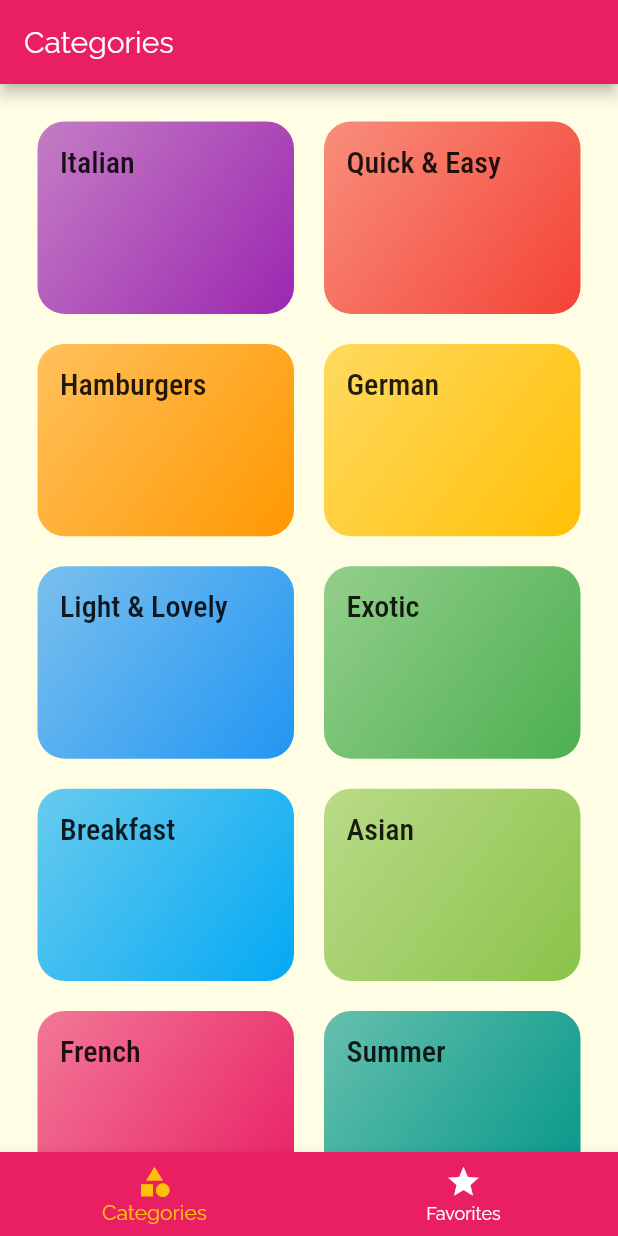
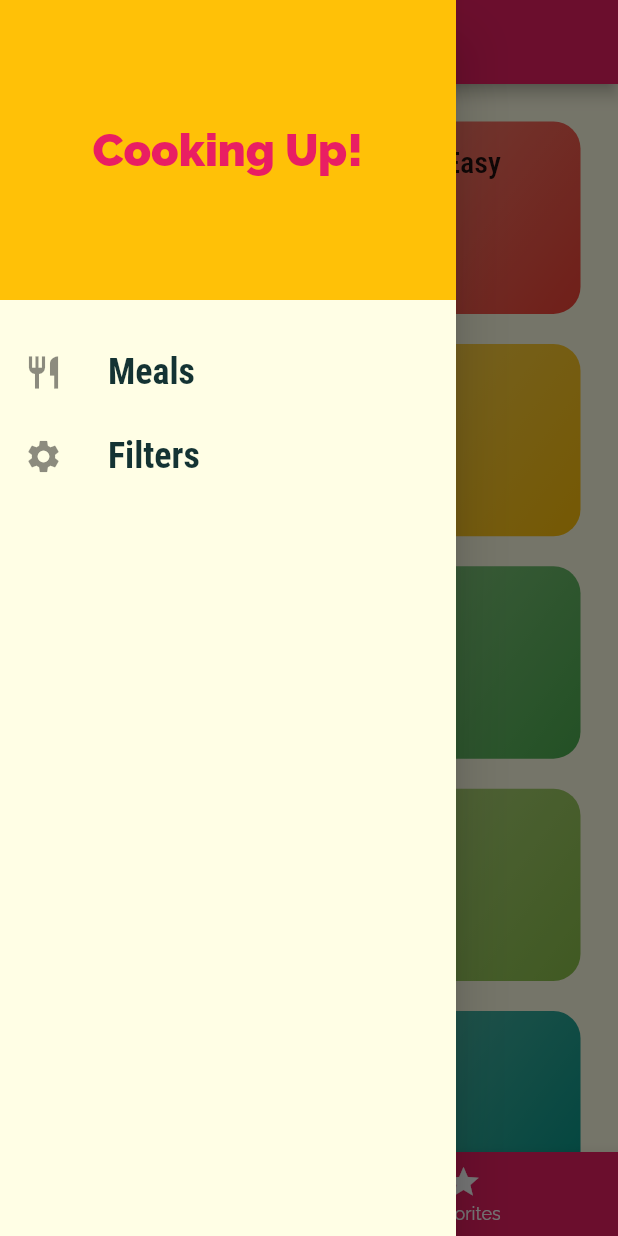
Before and after one commit to ankanSikdar/flutter-meals-app, a Flutter app: the screen it shows after launch, with the side drawer open (before the commit the screen has no drawer), on a phone screen of 412 x 824 dp. Run offline on Flutter 3.47's test engine with Material 2 defaults, Android fonts, the phone set to English and light mode, and no system bars; Roboto replaces fonts that are missing (Roboto Condensed).

Commit message:
Added Main Drawer

```diff
--- a/lib/screens/tabs_screen.dart
+++ b/lib/screens/tabs_screen.dart
@@ -1,6 +1,7 @@
 import 'package:flutter/material.dart';
 import 'package:meals_app/screens/categories_screen.dart';
 import 'package:meals_app/screens/favorites_screen.dart';
+import 'package:meals_app/widgets/main_drawer.dart';
 
 class TabsScreen extends StatefulWidget {
   @override
@@ -33,6 +34,7 @@ class _TabsScreenState extends State<TabsScreen> {
       appBar: AppBar(
         title: Text(_pages[_selectedPageIndex]['title']),
       ),
+      drawer: MainDrawer(),
       body: _pages[_selectedPageIndex]['page'],
       bottomNavigationBar: BottomNavigationBar(
         items: [
--- /dev/null
+++ b/lib/widgets/main_drawer.dart
@@ -0,0 +1,51 @@
+import 'package:flutter/material.dart';
+
+class MainDrawer extends StatelessWidget {
+  Widget buildListTile({String title, IconData icon, Function onPress}) {
+    return ListTile(
+      leading: Icon(
+        icon,
+        size: 26,
+      ),
+      title: Text(
+        title,
+        style: TextStyle(
+          fontFamily: 'RobotoCondensed',
+          fontSize: 24,
+          fontWeight: FontWeight.bold,
+        ),
+      ),
+      onTap: onPress,
+    );
+  }
+
+  @override
+  Widget build(BuildContext context) {
+    return Drawer(
+      child: Column(
+        children: [
+          Container(
+            height: 200,
+            width: double.infinity,
+            color: Theme.of(context).accentColor,
+            child: Center(
+              child: Text(
+                'Cooking Up!',
+                style: TextStyle(
+                  fontSize: 30,
+                  fontWeight: FontWeight.w900,
+                  color: Theme.of(context).primaryColor,
+                ),
+              ),
+            ),
+          ),
+          SizedBox(
+            height: 20,
+          ),
+          buildListTile(title: 'Meals', icon: Icons.restaurant, onPress: () {}),
+          buildListTile(title: 'Filters', icon: Icons.settings, onPress: () {}),
+        ],
+      ),
+    );
+  }
+}
```
